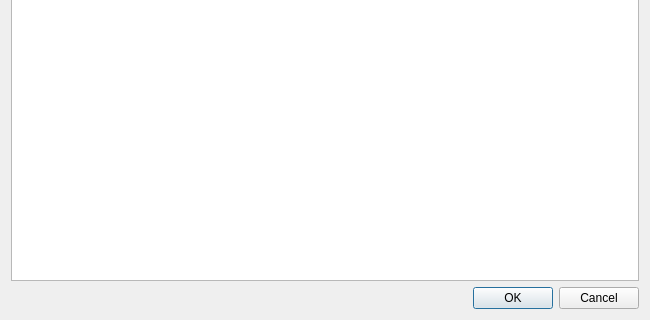
Before: the Qt Designer form src/gpilot/ui/forms/modals/dlgeditprogram.ui in etet100/AstroCore-GCode-Sender, drawn with Qt 5; both pictures show x 0 to 650 and y 180 to 500 of the 650 by 500 pixel window.
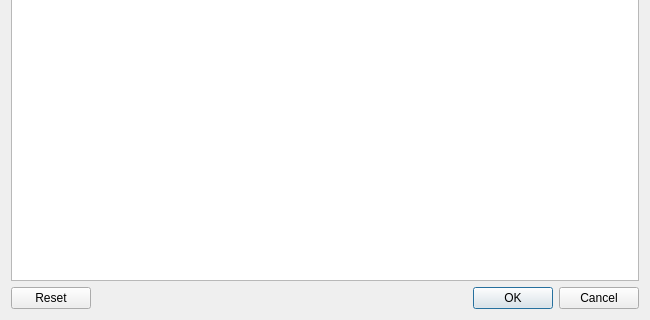
After: the same form once the commit is applied.

Diff of the .ui file:
```diff
--- a/src/gpilot/ui/forms/modals/dlgeditprogram.ui
+++ b/src/gpilot/ui/forms/modals/dlgeditprogram.ui
@@ -29,7 +29,10 @@
       <enum>Qt::Orientation::Horizontal</enum>
      </property>
      <property name="standardButtons">
-      <set>QDialogButtonBox::StandardButton::Cancel|QDialogButtonBox::StandardButton::Ok</set>
+      <set>QDialogButtonBox::StandardButton::Cancel|QDialogButtonBox::StandardButton::Ok|QDialogButtonBox::StandardButton::Reset</set>
+     </property>
+     <property name="centerButtons">
+      <bool>false</bool>
      </property>
     </widget>
    </item>
```
